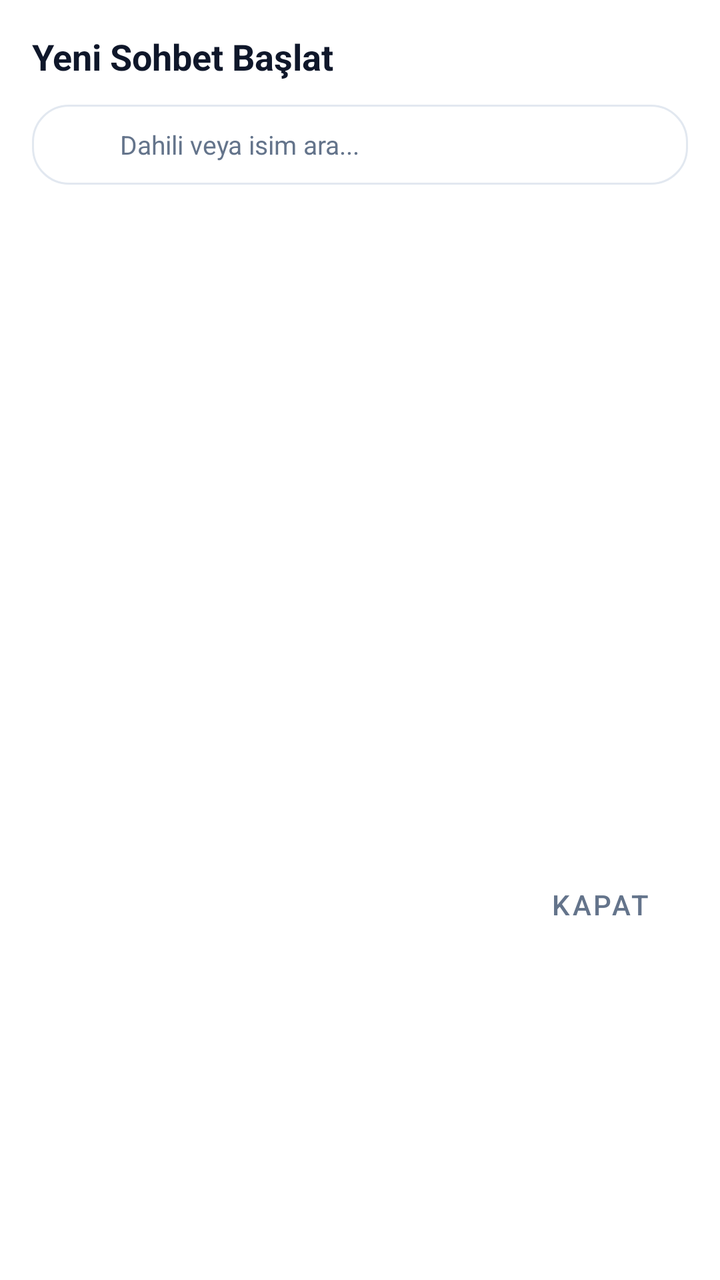
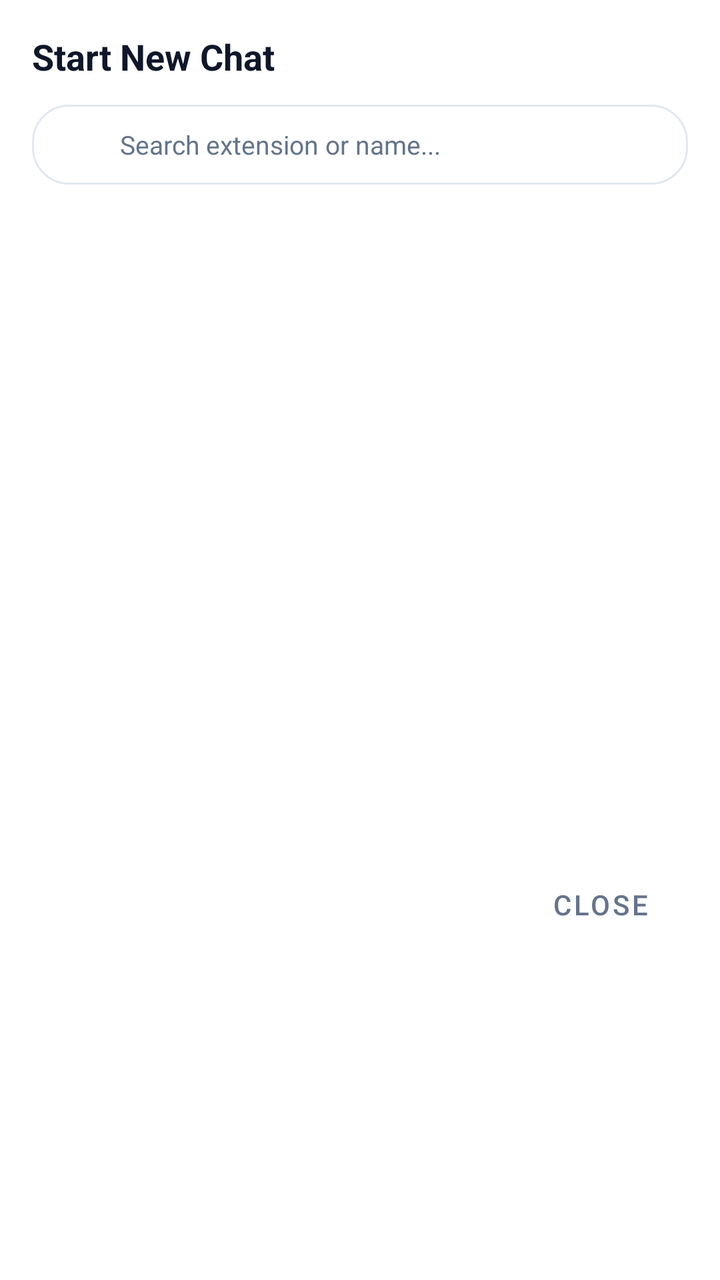

Before-and-after screenshots of an Android layout around one commit, followed by the original layout XML and the change that was made.
<!-- AndroidManifest.xml: application theme Theme.AiPbxPhone -->
<!-- res/layout/dialog_new_chat.xml -->
<?xml version="1.0" encoding="utf-8"?>
<LinearLayout xmlns:android="http://schemas.android.com/apk/res/android"
    xmlns:app="http://schemas.android.com/apk/res-auto"
    android:layout_width="match_parent"
    android:layout_height="wrap_content"
    android:background="@color/card_bg"
    android:orientation="vertical"
    android:padding="16dp">

    <TextView
        android:layout_width="match_parent"
        android:layout_height="wrap_content"
        android:layout_marginBottom="12dp"
        android:text="Yeni Sohbet Başlat"
        android:textColor="@color/text_primary"
        android:textSize="18sp"
        android:textStyle="bold" />

    <EditText
        android:id="@+id/etSearchContact"
        android:layout_width="match_parent"
        android:layout_height="40dp"
        android:background="@drawable/chip_tab_btn_bg"
        android:drawableStart="@drawable/ic_contacts"
        android:drawablePadding="8dp"
        android:hint="Dahili veya isim ara..."
        android:inputType="text"
        android:paddingHorizontal="12dp"
        android:textColor="@color/text_primary"
        android:textColorHint="@color/text_secondary"
        android:textSize="13sp" />

    <TextView
        android:id="@+id/tvEmptyNewChat"
        android:layout_width="match_parent"
        android:layout_height="wrap_content"
        android:layout_marginTop="24dp"
        android:layout_marginBottom="24dp"
        android:gravity="center"
        android:text="Eşleşen dahili bulunamadı"
        android:textColor="@color/text_secondary"
        android:visibility="gone" />

    <androidx.recyclerview.widget.RecyclerView
        android:id="@+id/rvNewChatContacts"
        android:layout_width="match_parent"
        android:layout_height="320dp"
        android:layout_marginTop="8dp" />

    <LinearLayout
        android:layout_width="match_parent"
        android:layout_height="wrap_content"
        android:layout_marginTop="8dp"
        android:gravity="end">

        <Button
            android:id="@+id/btnCancelNewChat"
            style="@style/Widget.MaterialComponents.Button.TextButton"
            android:layout_width="wrap_content"
            android:layout_height="wrap_content"
            android:text="Kapat"
            android:textColor="@color/text_secondary" />
    </LinearLayout>
</LinearLayout>
<!-- resources referenced by this layout -->
<resources>
  <color name="card_bg">#FFFFFF</color>
  <color name="text_primary">#0F172A</color>
  <color name="text_secondary">#64748B</color>
  <!-- drawable chip_tab_btn_bg (drawable) -->
  <?xml version="1.0" encoding="utf-8"?>
  <ripple xmlns:android="http://schemas.android.com/apk/res/android"
      android:color="@color/dialpad_btn_pressed">
      <item>
          <shape android:shape="rectangle">
              <solid android:color="@color/card_bg" />
              <corners android:radius="18dp" />
              <stroke android:width="1dp" android:color="@color/border_color" />
          </shape>
      </item>
  </ripple>
  <!-- drawable ic_contacts (drawable) -->
  <vector xmlns:android="http://schemas.android.com/apk/res/android"
      android:width="24dp"
      android:height="24dp"
      android:viewportWidth="24"
      android:viewportHeight="24">
    <path
        android:fillColor="#FFFFFFFF"
        android:pathData="M12,12c2.21,0 4,-1.79 4,-4s-1.79,-4 -4,-4 -4,1.79 -4,4 1.79,4 4,4zm0,2c-2.67,0 -8,1.34 -8,4v2h16v-2c0,-2.66 -5.33,-4 -8,-4z"/>
  </vector>
  <style name="Theme.AiPbxPhone" parent="Theme.MaterialComponents.DayNight.NoActionBar">
          <item name="colorPrimary">@color/primary</item>
          <item name="colorPrimaryVariant">@color/primary_dark</item>
          <item name="colorOnPrimary">#FFFFFF</item>
          <item name="colorSecondary">@color/accent</item>
          <item name="android:windowBackground">@color/bg_light</item>
      </style>
  <color name="dialpad_btn_pressed">#E2E8F0</color>
  <color name="border_color">#E2E8F0</color>
  <color name="primary">#008FD0</color>
  <color name="primary_dark">#006DA0</color>
  <color name="accent">#00A3EC</color>
  <color name="bg_light">#F8FAFC</color>
</resources>

<!-- the commit's change to res/layout/dialog_new_chat.xml (unified diff, before → after) -->
@@ -11,7 +11,7 @@
         android:layout_width="match_parent"
         android:layout_height="wrap_content"
         android:layout_marginBottom="12dp"
-        android:text="Yeni Sohbet Başlat"
+        android:text="@string/ui_start_new_chat"
         android:textColor="@color/text_primary"
         android:textSize="18sp"
         android:textStyle="bold" />
@@ -23,7 +23,7 @@
         android:background="@drawable/chip_tab_btn_bg"
         android:drawableStart="@drawable/ic_contacts"
         android:drawablePadding="8dp"
-        android:hint="Dahili veya isim ara..."
+        android:hint="@string/ui_search_extension_or_name"
         android:inputType="text"
         android:paddingHorizontal="12dp"
         android:textColor="@color/text_primary"
@@ -37,7 +37,7 @@
         android:layout_marginTop="24dp"
         android:layout_marginBottom="24dp"
         android:gravity="center"
-        android:text="Eşleşen dahili bulunamadı"
+        android:text="@string/ui_no_matching_extension"
         android:textColor="@color/text_secondary"
         android:visibility="gone" />
 
@@ -58,7 +58,7 @@
             style="@style/Widget.MaterialComponents.Button.TextButton"
             android:layout_width="wrap_content"
             android:layout_height="wrap_content"
-            android:text="Kapat"
+            android:text="@string/ui_close"
             android:textColor="@color/text_secondary" />
     </LinearLayout>
 </LinearLayout>
<!-- resource entries referenced after the edit -->
@@ -25,6 +25,10 @@
         android:fillColor="#FFFFFFFF"
         android:pathData="M12,12c2.21,0 4,-1.79 4,-4s-1.79,-4 -4,-4 -4,1.79 -4,4 1.79,4 4,4zm0,2c-2.67,0 -8,1.34 -8,4v2h16v-2c0,-2.66 -5.33,-4 -8,-4z"/>
   </vector>
+  <string name="ui_close">Close</string>
+  <string name="ui_no_matching_extension">No matching extension</string>
+  <string name="ui_search_extension_or_name">Search extension or name...</string>
+  <string name="ui_start_new_chat">Start New Chat</string>
   <style name="Theme.AiPbxPhone" parent="Theme.MaterialComponents.DayNight.NoActionBar">
           <item name="colorPrimary">@color/primary</item>
           <item name="colorPrimaryVariant">@color/primary_dark</item>
